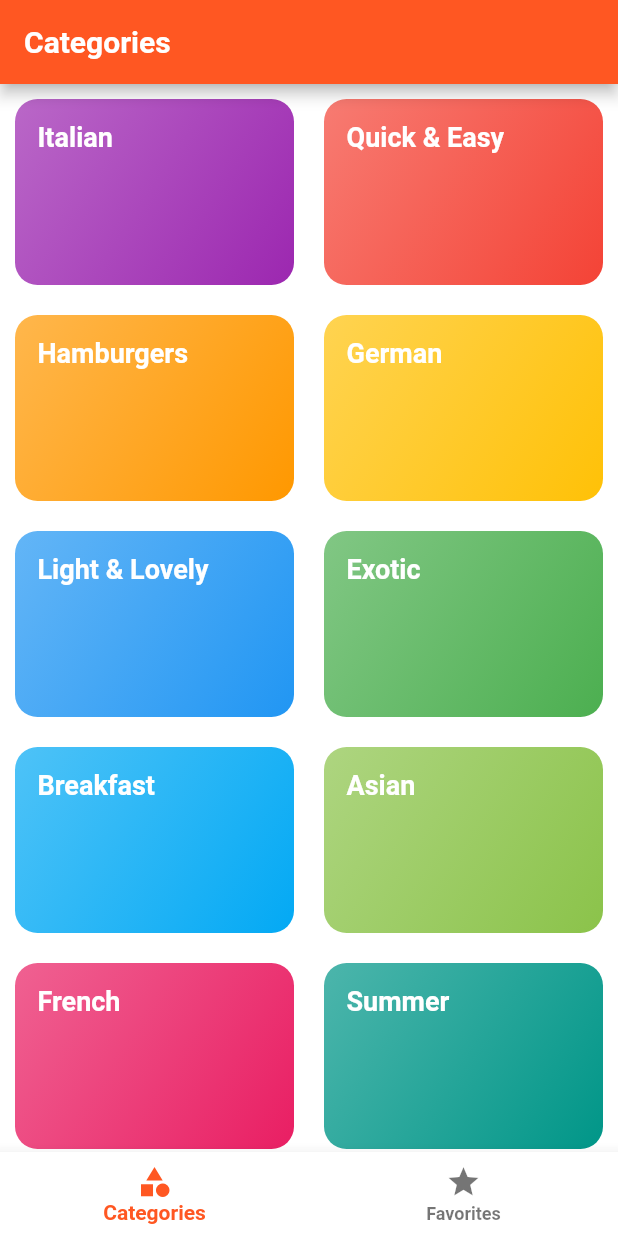
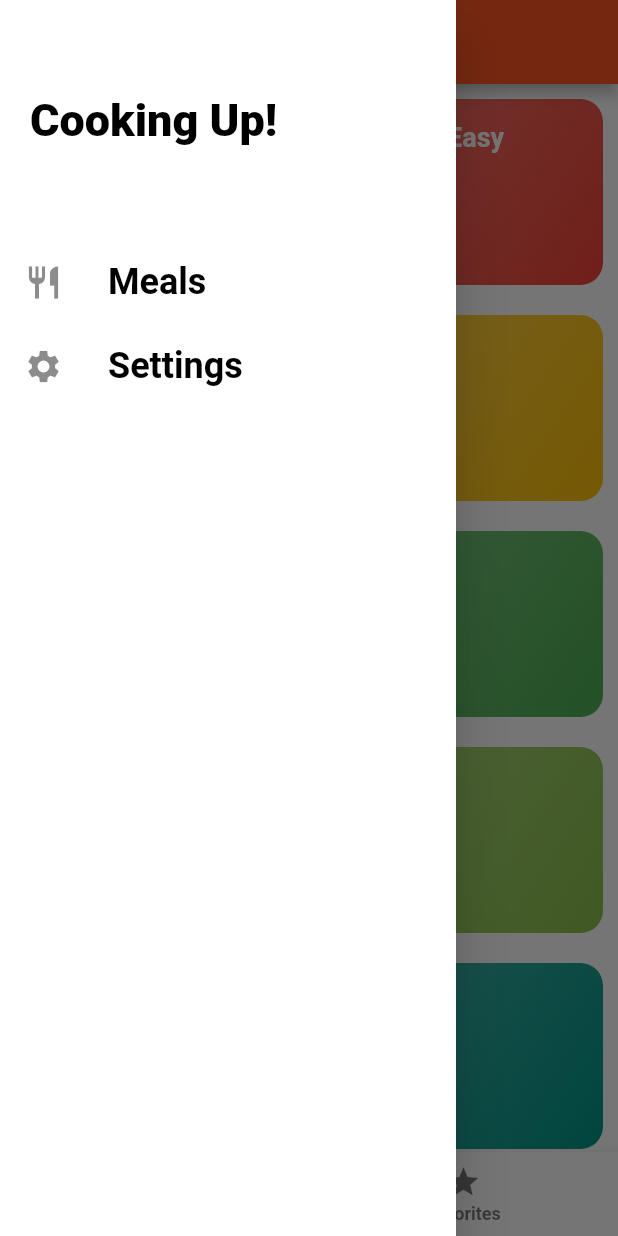
Before and after one commit to YehorBubyrDev/yammy_app, a Flutter app: the screen it shows after launch, with the side drawer open (before the commit the screen has no drawer), on a phone screen of 412 x 824 dp. Run offline on Flutter 3.47's test engine with Material 2 defaults, Android fonts, the phone set to English and light mode, and no system bars.

Commit message:
add drawer

```diff
--- a/lib/screens/tabs_screen.dart
+++ b/lib/screens/tabs_screen.dart
@@ -2,6 +2,7 @@
 
 import './favorites_screen.dart';
 import './categories_screen.dart';
+import '../widgets/main_drawer.dart';
 
 class TabsScreen extends StatefulWidget {
   const TabsScreen({Key? key}) : super(key: key);
@@ -35,6 +36,7 @@
       appBar: AppBar(
         title: Text('${_pages[_selectedPageIndex]['title']}'),
       ),
+      drawer: const MainDrawer(),
       body: _pages[_selectedPageIndex]['page'] as Widget,
       bottomNavigationBar: BottomNavigationBar(
         onTap: _selectPage,
--- /dev/null
+++ b/lib/widgets/main_drawer.dart
@@ -0,0 +1,59 @@
+import 'package:flutter/material.dart';
+
+class MainDrawer extends StatelessWidget {
+  const MainDrawer({Key? key}) : super(key: key);
+
+  Widget buildListTile(String title, IconData icon) {
+    return ListTile(
+      leading: Icon(
+        icon,
+        size: 26,
+      ),
+      title: Text(
+        title,
+        style: const TextStyle(
+          fontWeight: FontWeight.bold,
+          fontSize: 24,
+          color: Colors.black,
+        ),
+      ),
+      // onTap: () {},
+    );
+  }
+
+  @override
+  Widget build(BuildContext context) {
+    return Drawer(
+      child: Column(
+        children: <Widget>[
+          Container(
+            height: 120,
+            width: double.infinity,
+            padding: const EdgeInsets.all(20),
+            margin: const EdgeInsets.only(top: 20),
+            alignment: Alignment.centerLeft,
+            child: const Text(
+              'Cooking Up!',
+              style: TextStyle(
+                fontWeight: FontWeight.w900,
+                fontSize: 30,
+                color: Colors.black,
+              ),
+            ),
+          ),
+          const SizedBox(
+            height: 20,
+          ),
+          buildListTile(
+            'Meals',
+            Icons.restaurant,
+          ),
+          buildListTile(
+            'Settings',
+            Icons.settings,
+          ),
+        ],
+      ),
+    );
+  }
+}
```
